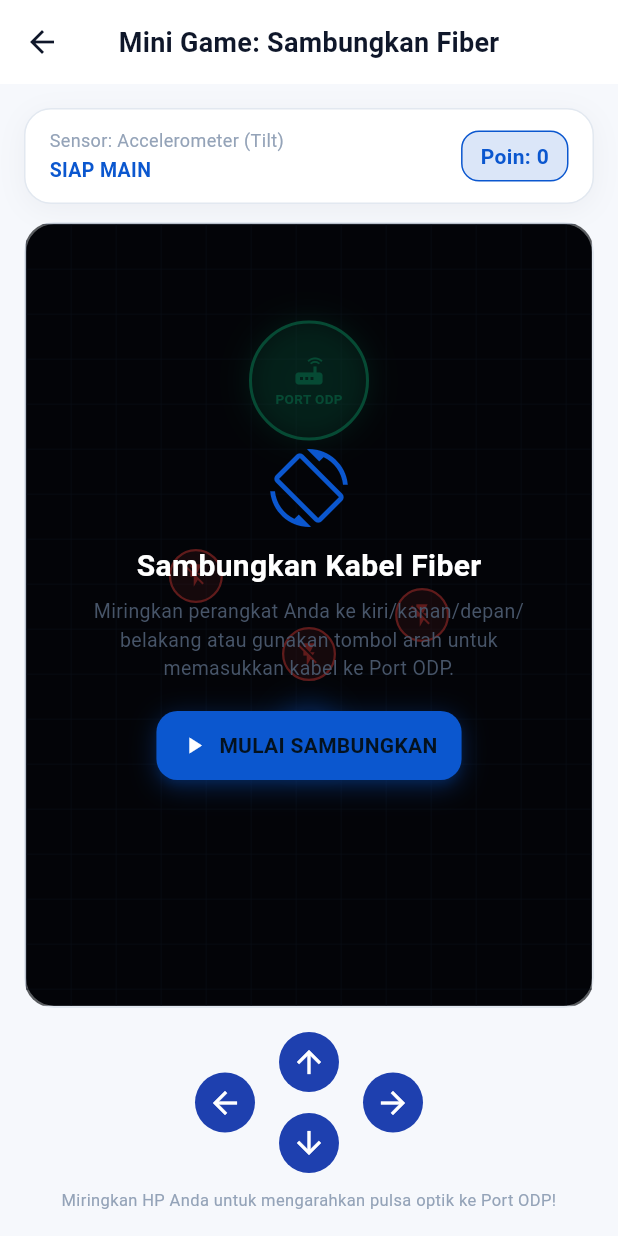
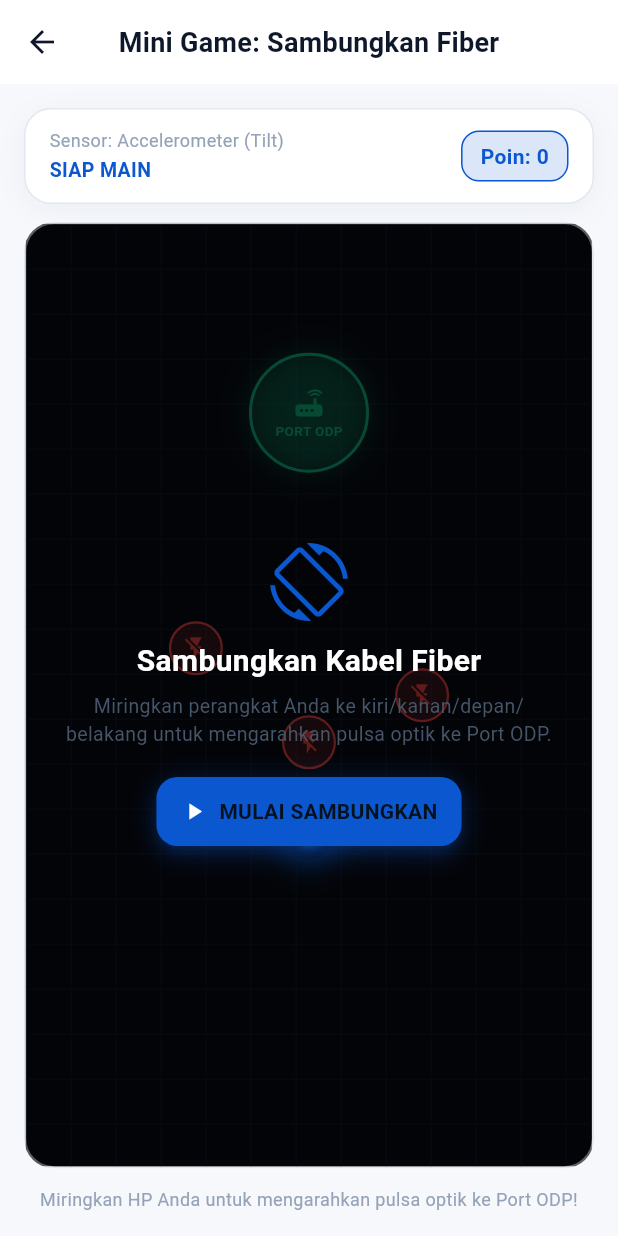
Before and after one commit to lawzhuu/Project-Mobil, a Flutter app: the CustomerGameScreen screen opened directly, on a phone screen of 412 x 824 dp. Run offline on Flutter 3.47's test engine with Material 3 defaults, Android fonts, the phone set to English and light mode, and no system bars; our stand-ins replace fl_chart, flutter_local_notifications, flutter_map, flutter_secure_storage, geolocator, image_picker and 5 more; accounts and stored records are empty; network calls fail.

Commit message:
feat: editing customer game screen

```diff
--- a/apk_wifi/lib/screens/customer/customer_game_screen.dart
+++ b/apk_wifi/lib/screens/customer/customer_game_screen.dart
@@ -136,14 +136,6 @@ class _CustomerGameScreenState extends State<CustomerGameScreen> {
     });
   }
 
-  void _manualNudge(double dx, double dy) {
-    if (_isPlaying && !_isSuccess) {
-      setState(() {
-        _velX += dx;
-        _velY += dy;
-      });
-    }
-  }
 
   @override
   Widget build(BuildContext context) {
@@ -336,7 +328,7 @@ class _CustomerGameScreenState extends State<CustomerGameScreen> {
                                       const Padding(
                                         padding: EdgeInsets.symmetric(horizontal: 24),
                                         child: Text(
-                                          'Miringkan perangkat Anda ke kiri/kanan/depan/belakang atau gunakan tombol arah untuk memasukkan kabel ke Port ODP.',
+                                          'Miringkan perangkat Anda ke kiri/kanan/depan/belakang untuk mengarahkan pulsa optik ke Port ODP.',
                                           textAlign: TextAlign.center,
                                           style: TextStyle(fontSize: 13, color: AppTheme.textSecondary),
                                         ),
@@ -427,46 +419,10 @@ class _CustomerGameScreenState extends State<CustomerGameScreen> {
             ),
 
             const SizedBox(height: 12),
-
-            // On-screen manual directional pads for desktop/emulator fallback
-            Row(
-              mainAxisAlignment: MainAxisAlignment.center,
-              children: [
-                IconButton.filledTonal(
-                  icon: const Icon(Icons.arrow_back),
-                  onPressed: () => _manualNudge(-0.04, 0),
-                  tooltip: 'Tilt Kiri',
-                ),
-                const SizedBox(width: 8),
-                Column(
-                  children: [
-                    IconButton.filledTonal(
-                      icon: const Icon(Icons.arrow_upward),
-                      onPressed: () => _manualNudge(0, -0.04),
-                      tooltip: 'Tilt Atas',
-                    ),
-                    const SizedBox(height: 6),
-                    IconButton.filledTonal(
-                      icon: const Icon(Icons.arrow_downward),
-                      onPressed: () => _manualNudge(0, 0.04),
-                      tooltip: 'Tilt Bawah',
-                    ),
-                  ],
-                ),
-                const SizedBox(width: 8),
-                IconButton.filledTonal(
-                  icon: const Icon(Icons.arrow_forward),
-                  onPressed: () => _manualNudge(0.04, 0),
-                  tooltip: 'Tilt Kanan',
-                ),
-              ],
-            ),
-
-            const SizedBox(height: 6),
             Text(
               _statusMsg,
               textAlign: TextAlign.center,
-              style: const TextStyle(fontSize: 11, color: AppTheme.textMuted),
+              style: const TextStyle(fontSize: 12, color: AppTheme.textMuted),
             ),
           ],
         ),
```
Also changed, not shown: 2 other files.
